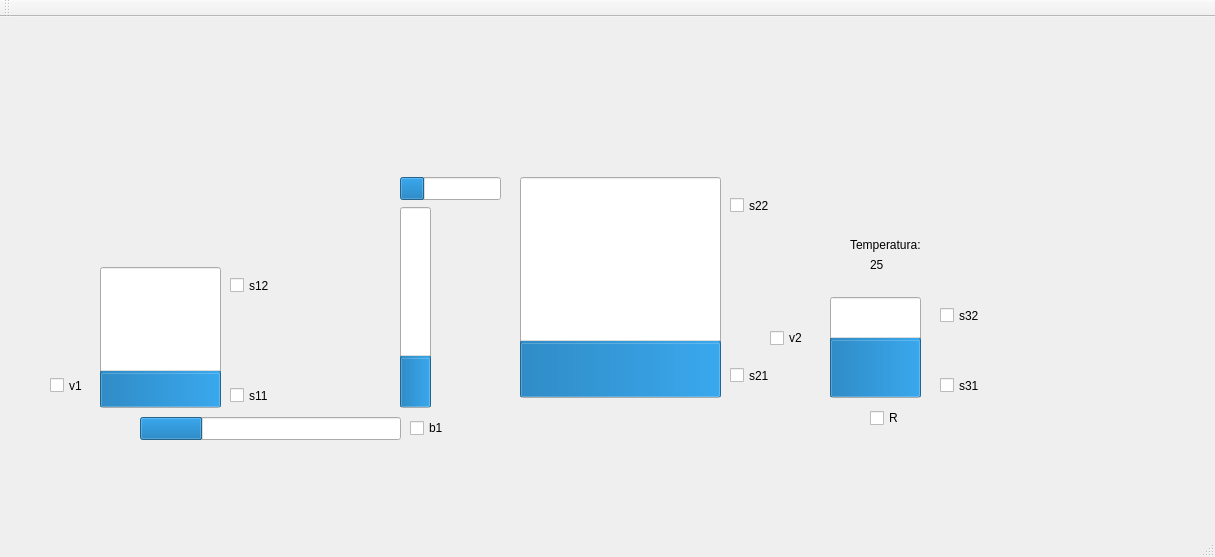
Qt form Automacao Predial/Qt_gui/pp_gui/mainwindow.ui (lucas-medeiros/Automacao-Predial) before a commit.
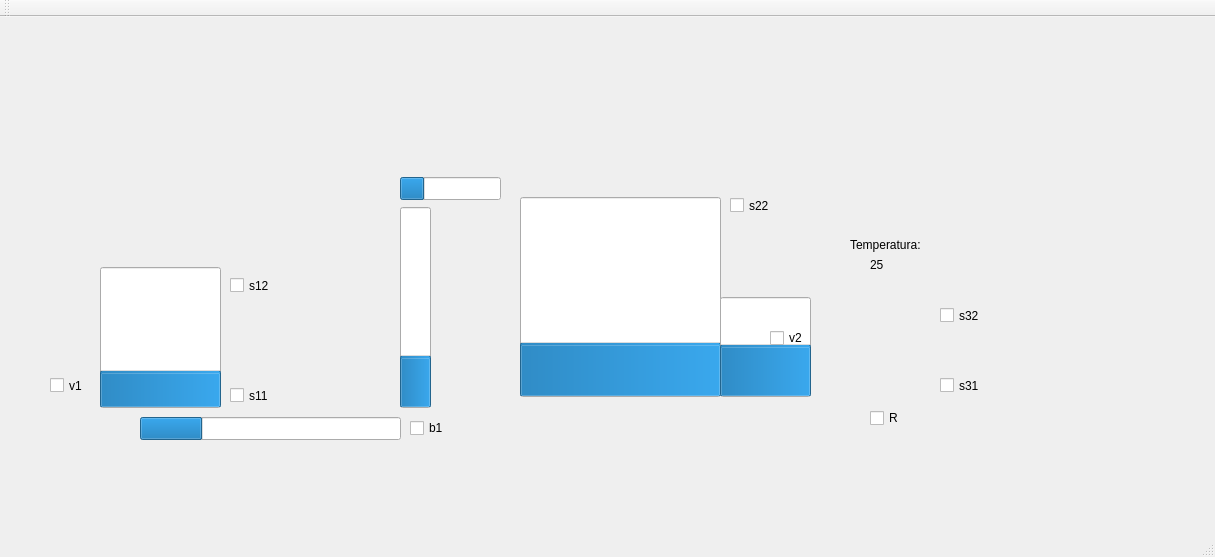
The same form after that commit.

Patch:
```diff
--- a/Automacao Predial/Qt_gui/pp_gui/mainwindow.ui
+++ b/Automacao Predial/Qt_gui/pp_gui/mainwindow.ui
@@ -153,13 +153,13 @@
     <property name="geometry">
      <rect>
       <x>520</x>
-      <y>160</y>
+      <y>180</y>
       <width>201</width>
-      <height>221</height>
+      <height>200</height>
      </rect>
     </property>
     <property name="value">
-     <number>24</number>
+     <number>25</number>
     </property>
     <property name="textVisible">
      <bool>false</bool>
@@ -184,17 +184,17 @@
    <widget class="QProgressBar" name="progressBar_tanque3">
     <property name="geometry">
      <rect>
-      <x>830</x>
+      <x>720</x>
       <y>280</y>
       <width>91</width>
-      <height>101</height>
+      <height>100</height>
      </rect>
     </property>
     <property name="maximum">
      <number>25</number>
     </property>
     <property name="value">
-     <number>14</number>
+     <number>12</number>
     </property>
     <property name="textVisible">
      <bool>false</bool>
```
Left out of the diff: 2 changed lines with no effect on the pictures.
